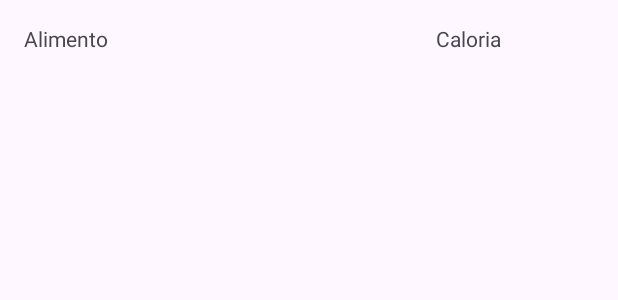
After one commit to guilhermema9/alimentos, an Android app: the layout activity_details.xml on its own in the app's theme, with its tools: preview values and no code run, on a phone screen of 412 x 824 dp. The commit adds this screen. Shown: the top 300 px of the screen. Run offline under Robolectric (Android 15) with nearby library versions, the phone set to English and light mode, and no system bars.

Commit message:
elaboração do projeto

```diff
--- a/app/build.gradle.kts
+++ b/app/build.gradle.kts
@@ -33,7 +33,7 @@ android {
 
 dependencies {
 
-    implementation("androidx.recyclerview:recyclerview:1.3.2")
+    implementation("androidx.recyclerview:recyclerview:1.4.0")
     implementation(libs.appcompat)
     implementation(libs.material)
     implementation(libs.activity)
--- a/app/src/main/AndroidManifest.xml
+++ b/app/src/main/AndroidManifest.xml
@@ -13,7 +13,10 @@
         android:theme="@style/Theme.Alimentos"
         tools:targetApi="31">
         <activity
-            android:name=".MainActivity"
+            android:name=".ui.DetailsActivity"
+            android:exported="false" />
+        <activity
+            android:name=".ui.MainActivity"
             android:exported="true">
             <intent-filter>
                 <action android:name="android.intent.action.MAIN" />
--- /dev/null
+++ b/app/src/main/res/layout/activity_details.xml
@@ -0,0 +1,27 @@
+<?xml version="1.0" encoding="utf-8"?>
+<LinearLayout xmlns:android="http://schemas.android.com/apk/res/android"
+    xmlns:app="http://schemas.android.com/apk/res-auto"
+    xmlns:tools="http://schemas.android.com/tools"
+    android:id="@+id/main"
+    android:layout_width="match_parent"
+    android:layout_height="match_parent"
+    android:orientation="horizontal"
+    tools:context=".ui.DetailsActivity">
+
+    <TextView
+        android:id="@+id/text_name"
+        android:layout_width="0dp"
+        android:layout_weight="2"
+        android:layout_height="wrap_content"
+        android:padding="16dp"
+        android:text="Alimento"/>
+
+    <TextView
+        android:id="@+id/text_calories"
+        android:layout_width="0dp"
+        android:layout_weight="1"
+        android:layout_height="wrap_content"
+        android:padding="16dp"
+        android:text="Caloria"/>
+
+</LinearLayout>
```
Also changed, not shown: app/src/main/java/com/example/alimentos/ViewHolder/FoodViewHolder.java (added, +26 -0 lines), app/src/main/java/com/example/alimentos/adapter/FoodAdapter.java (added, +40 -0 lines), app/src/main/java/com/example/alimentos/business/FoodBusiness.java (added, +17 -0 lines), app/src/main/java/com/example/alimentos/entity/FoodEntity.java (added, +39 -0 lines), app/src/main/java/com/example/alimentos/repository/FoodRepository.java (added, +38 -0 lines), app/src/main/java/com/example/alimentos/ui/DetailsActivity.java (renamed from app/src/main/java/com/example/alimentos/MainActivity.java, +17 -3 lines), app/src/main/java/com/example/alimentos/ui/MainActivity.java (added, +50 -0 lines), app/src/main/res/layout/activity_main.xml (+8 -11 lines), app/src/main/res/layout/item_food.xml (added, +23 -0 lines).
